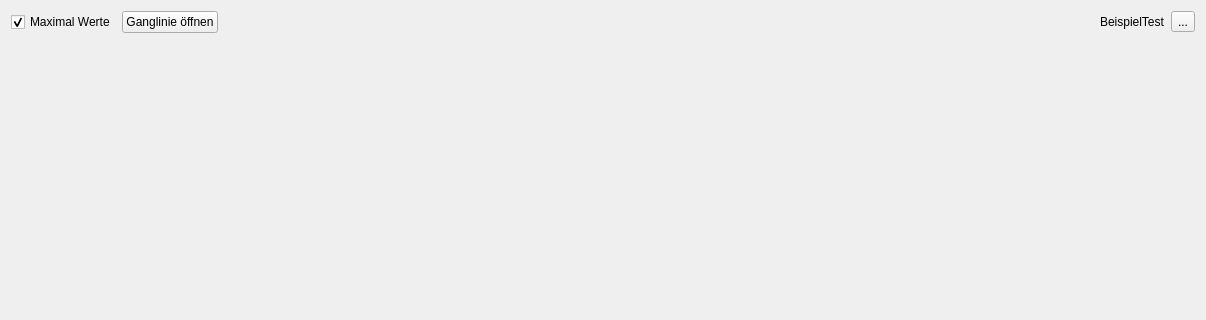
Old version of the form application_dialog_base.ui in the repository hoettges/QKan; both pictures show x 0 to 1206 and y 0 to 320 of the 1206 by 694 pixel window.
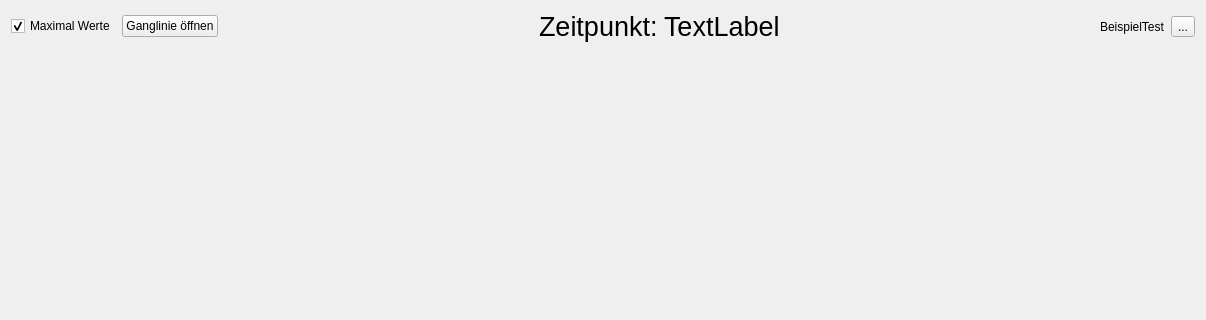
New version of the form.

Commit message: mehrere Fehler behoben

```diff
--- a/application_dialog_base.ui
+++ b/application_dialog_base.ui
@@ -45,6 +45,43 @@
        </property>
       </widget>
      </item>
+     <item>
+      <spacer name="horizontalSpacer_3">
+       <property name="orientation">
+        <enum>Qt::Horizontal</enum>
+       </property>
+       <property name="sizeHint" stdset="0">
+        <size>
+         <width>40</width>
+         <height>20</height>
+        </size>
+       </property>
+      </spacer>
+     </item>
+     <item>
+      <widget class="QLabel" name="label">
+       <property name="font">
+        <font>
+         <pointsize>20</pointsize>
+        </font>
+       </property>
+       <property name="text">
+        <string>Zeitpunkt:</string>
+       </property>
+      </widget>
+     </item>
+     <item>
+      <widget class="QLabel" name="label_timestamp">
+       <property name="font">
+        <font>
+         <pointsize>20</pointsize>
+        </font>
+       </property>
+       <property name="text">
+        <string>TextLabel</string>
+       </property>
+      </widget>
+     </item>
      <item>
       <spacer name="horizontalSpacer">
        <property name="orientation">
@@ -192,9 +229,7 @@
      <property name="styleSheet">
       <string notr="true"/>
      </property>
-     <widget class="QWidget" name="page">
-      <zorder></zorder>
-     </widget>
+     <widget class="QWidget" name="page"/>
      <widget class="QWidget" name="page_2"/>
     </widget>
    </item>
```
The commit also changes 2 other files.
